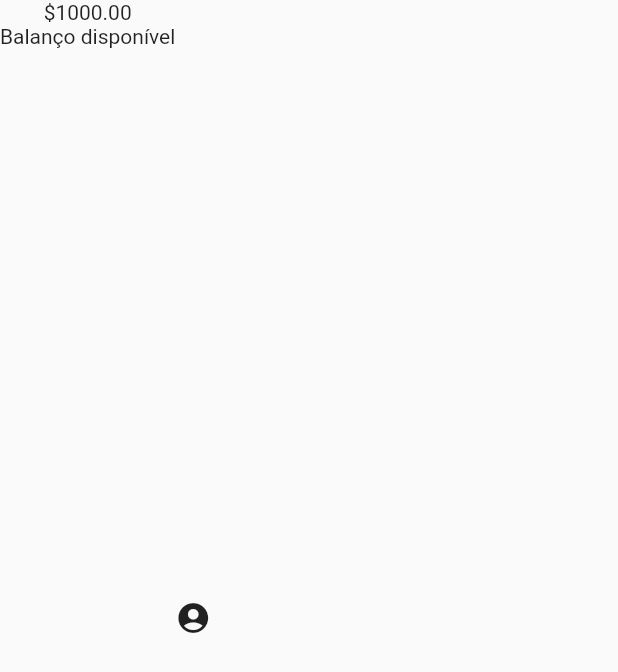
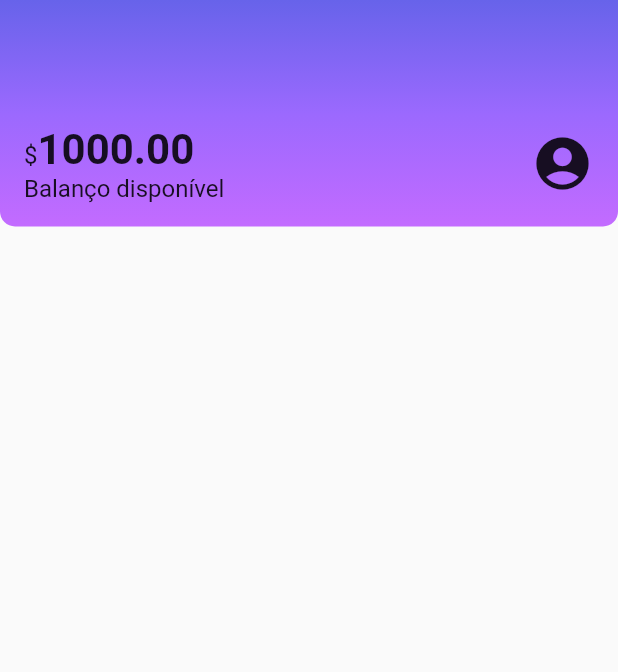
Before and after one commit to andrey-araujo/alubank, a Flutter app: the screen it shows after launch, on a phone screen of 412 x 824 dp. Shown: the top 672 px of the screen. Run offline on Flutter 3.47's test engine with Material 2 defaults, Android fonts, the phone set to English and light mode, and no system bars.

Commit message:
#aula02.08 creating and customizing header

```diff
--- a/lib/components/sections/header.dart
+++ b/lib/components/sections/header.dart
@@ -6,16 +6,53 @@ class Header extends StatelessWidget {
   @override
   Widget build(BuildContext context) {
     return Container(
+      decoration: const BoxDecoration(
+        gradient: LinearGradient(
+          begin: Alignment.topCenter,
+          end: Alignment.bottomCenter,
+          colors: [
+            Color.fromRGBO(103, 99, 234, 1.0),
+            Color.fromRGBO(155, 105, 254, 1.0),
+            Color.fromRGBO(195, 107, 255, 1.0),
+          ],
+        ),
+        borderRadius: BorderRadius.vertical(
+          bottom: Radius.circular(10),
+        ),
+      ),
+      child: Padding(
+        padding: const EdgeInsets.fromLTRB(16.0, 83.0, 16.0, 16.0),
         child: Row(
+          mainAxisAlignment: MainAxisAlignment.spaceBetween,
+          // crossAxisAlignment: CrossAxisAlignment.center,
           children: <Widget>[
             Column(
-            children: <Widget>[
-              Text('\$1000.00'),
-              Text('Balanço disponível'),
+              crossAxisAlignment: CrossAxisAlignment.start,
+              children: const [
+                Text.rich(
+                  TextSpan(
+                    text: '\$',
+                    style: TextStyle(fontSize: 16),
+                    children: [
+                      TextSpan(
+                        text: '1000.00',
+                        style: TextStyle(
+                          fontSize: 28,
+                          fontWeight: FontWeight.bold,
+                        ),
+                      ),
                     ],
                   ),
-          const Icon(Icons.account_circle),
+                ),
+                Text(
+                  'Balanço disponível',
+                  style: TextStyle(fontSize: 16),
+                ),
               ],
+            ),
+            const Icon(Icons.account_circle, size: 42),
+          ],
+        ),
       ),
     );
   }
--- a/lib/screens/home.dart
+++ b/lib/screens/home.dart
@@ -6,8 +6,12 @@ class Home extends StatelessWidget {
 
   @override
   Widget build(BuildContext context) {
-    return const Scaffold(
-      body: Header(),
+    return Scaffold(
+      body: Column(
+        children: <Widget>[
+          Header(),
+        ],
+      ),
     );
   }
 }
```
Lines whose indentation alone changed are shown as unchanged.
